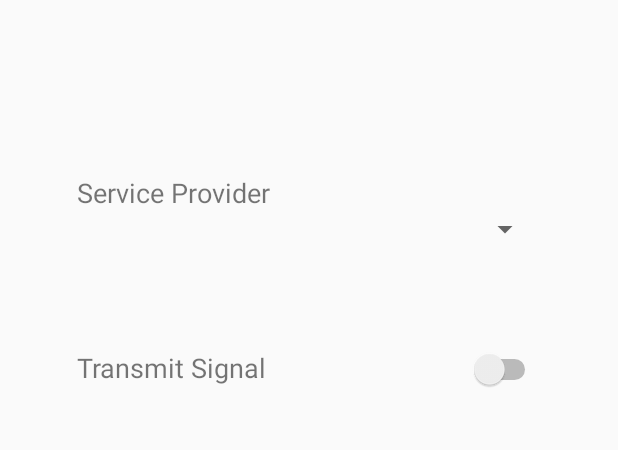
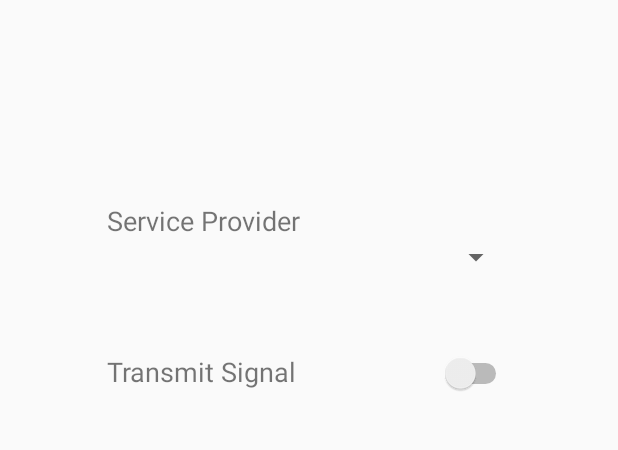
Before and after one commit to rohitnatesh/bBook-transmitter, an Android app: the screen it shows after launch (MainActivity), on a phone screen of 412 x 824 dp, the part 406-856 px from its top. Run offline under Robolectric (Android 15) with nearby library versions, the phone set to English and light mode, and no system bars; our stand-ins replace Firebase (no records; nobody signed in at launch, a user with empty details on screens opened directly); libraries missing offline, so code that uses them is left out: org.altbeacon.beacon.

Commit message:
Layout Fixes

```diff
--- a/app/src/main/res/layout/activity_main.xml
+++ b/app/src/main/res/layout/activity_main.xml
@@ -21,7 +21,7 @@
     <Spinner
         android:id="@+id/serviceProvider"
         style="@android:style/Widget.Material.Light.Spinner"
-        android:layout_width="309dp"
+        android:layout_width="270dp"
         android:layout_height="wrap_content"
         android:spinnerMode="dropdown"
         app:layout_constraintEnd_toEndOf="parent"
@@ -40,7 +40,7 @@
         android:id="@+id/textView1"
         android:layout_width="wrap_content"
         android:layout_height="wrap_content"
-        android:layout_marginBottom="92dp"
+        android:layout_marginBottom="76dp"
         android:text="Service Provider"
         android:textAlignment="viewStart"
         android:textSize="18sp"
@@ -68,12 +68,13 @@
         android:id="@+id/textView"
         android:layout_width="wrap_content"
         android:layout_height="wrap_content"
-        android:layout_marginBottom="296dp"
         android:text="Transmit Signal"
         android:textAlignment="viewStart"
         android:textSize="18sp"
         app:layout_constraintBottom_toBottomOf="parent"
-        app:layout_constraintStart_toStartOf="@+id/serviceProvider" />
+        app:layout_constraintStart_toStartOf="@+id/serviceProvider"
+        app:layout_constraintTop_toBottomOf="@+id/title"
+        app:layout_constraintVertical_bias="0.445" />
 
 
 </androidx.constraintlayout.widget.ConstraintLayout>
```
